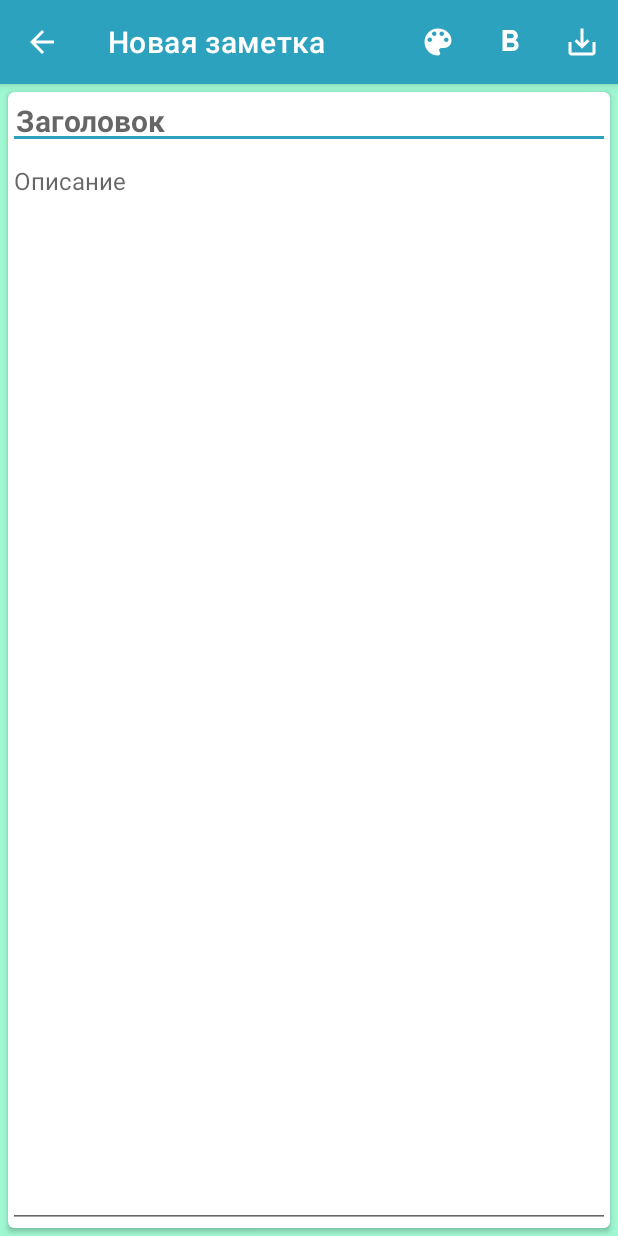
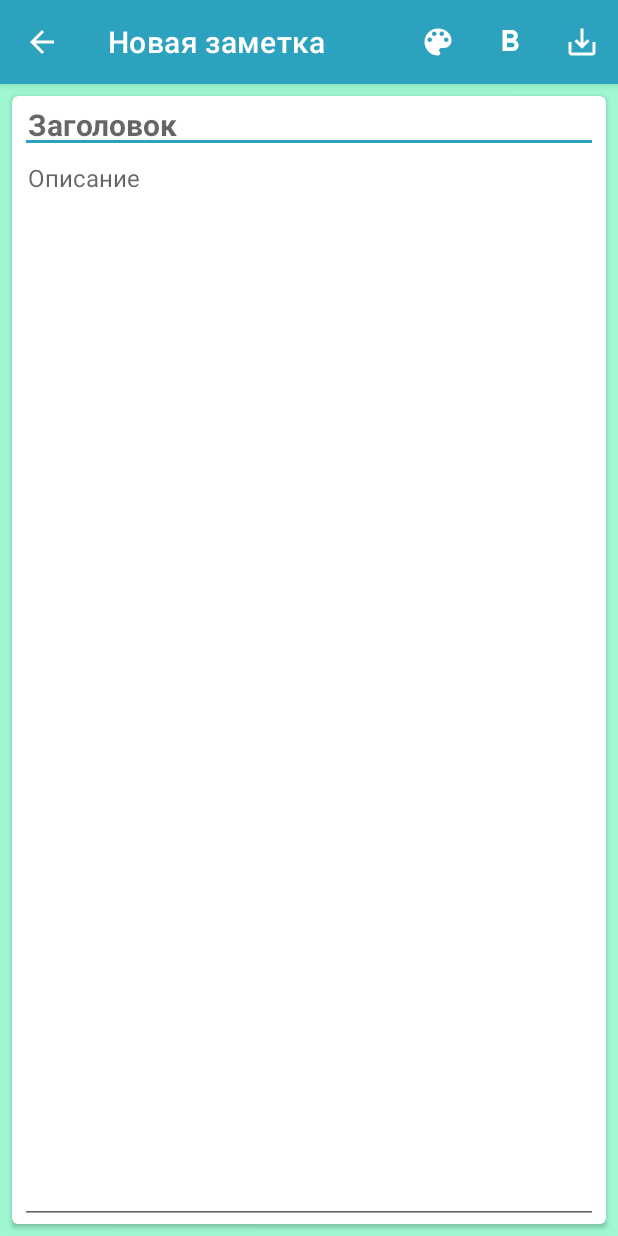
Before and after one commit to Bakulin-Nikolas/ShoppingList, an Android app: the NewNoteActivity screen opened directly, with no data from a screen before it, on a phone screen of 412 x 824 dp. Run offline under Robolectric (Android 15) with nearby library versions, the phone set to English and light mode, and no system bars.

Commit message:
correct style new note

```diff
--- a/app/src/main/res/layout/activity_new_note.xml
+++ b/app/src/main/res/layout/activity_new_note.xml
@@ -10,15 +10,15 @@
     <androidx.cardview.widget.CardView
         android:layout_width="0dp"
         android:layout_height="0dp"
-        android:layout_marginStart="5dp"
-        android:layout_marginTop="5dp"
-        android:layout_marginEnd="5dp"
-        android:layout_marginBottom="5dp"
+        android:layout_marginStart="8dp"
+        android:layout_marginTop="8dp"
+        android:layout_marginEnd="8dp"
+        android:layout_marginBottom="8dp"
         app:cardCornerRadius="4dp"
         app:layout_constraintBottom_toBottomOf="parent"
         app:layout_constraintEnd_toEndOf="parent"
         app:layout_constraintStart_toStartOf="parent"
-        app:layout_constraintTop_toTopOf="parent" >
+        app:layout_constraintTop_toTopOf="parent">
 
         <androidx.constraintlayout.widget.ConstraintLayout
             android:layout_width="match_parent"
@@ -28,12 +28,15 @@
                 android:id="@+id/edTitle"
                 android:layout_width="0dp"
                 android:layout_height="wrap_content"
+                android:layout_marginStart="5dp"
+                android:layout_marginEnd="5dp"
                 android:ems="10"
                 android:hint="@string/title_hint"
                 android:inputType="textPersonName"
                 android:padding="5dp"
                 android:textStyle="bold"
                 app:layout_constraintEnd_toEndOf="parent"
+                app:layout_constraintHorizontal_bias="0.0"
                 app:layout_constraintStart_toStartOf="parent"
                 app:layout_constraintTop_toTopOf="parent" />
 
@@ -45,6 +48,7 @@
                 android:gravity="top"
                 android:hint="@string/description_hint"
                 android:inputType="textMultiLine|textPersonName"
+                android:padding="5dp"
                 android:textSize="16sp"
                 app:layout_constraintBottom_toBottomOf="parent"
                 app:layout_constraintEnd_toEndOf="@+id/edTitle"
```
